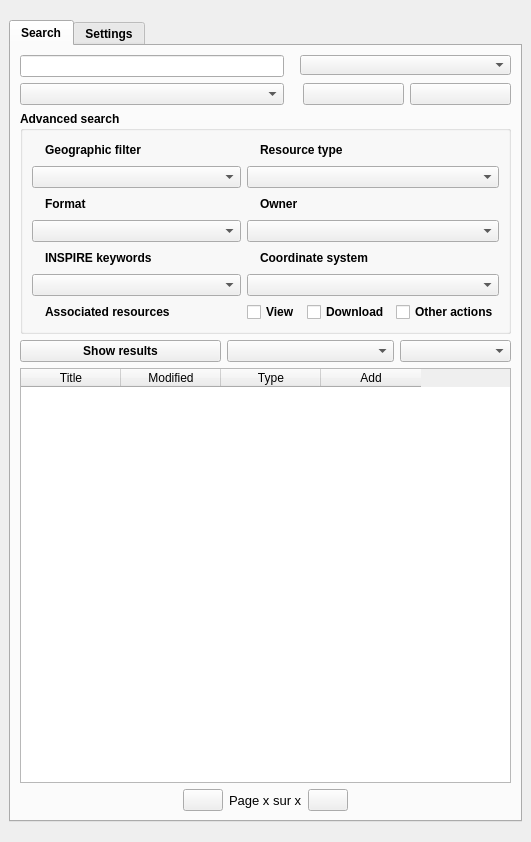
Old version of the form ui/isogeo_dockwidget_base.ui in the repository isogeo/isogeo-plugin-qgis.
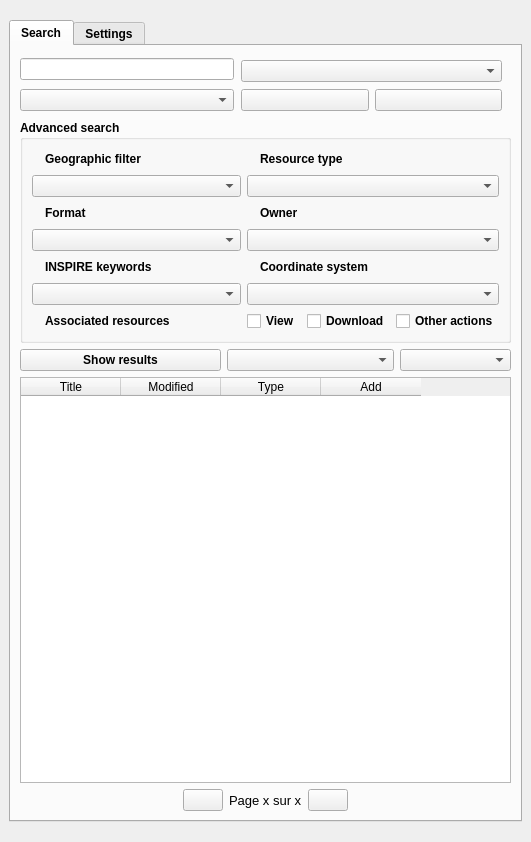
New version of the form. Icons and pictures are not drawn. Custom widgets are drawn as their Qt base class.

Diff of the .ui file:
```diff
--- a/ui/isogeo_dockwidget_base.ui
+++ b/ui/isogeo_dockwidget_base.ui
@@ -57,10 +57,10 @@
        </attribute>
        <layout class="QGridLayout" name="gridLayout_3">
         <item row="0" column="0">
-         <layout class="QVBoxLayout" name="verticalLayout_6">
-          <item>
            <layout class="QHBoxLayout" name="horizontalLayout_14">
             <item>
+           <layout class="QVBoxLayout" name="verticalLayout_6">
+            <item>
              <widget class="QLineEdit" name="txt_input">
               <property name="inputMask">
                <string/>
@@ -71,53 +71,38 @@
              </widget>
             </item>
             <item>
+             <widget class="QComboBox" name="cbb_saved"/>
+            </item>
+           </layout>
+          </item>
+          <item>
              <widget class="QWidget" name="widget" native="true">
               <property name="minimumSize">
                <size>
-                <width>221</width>
-                <height>0</height>
-               </size>
-              </property>
-              <widget class="QComboBox" name="cbb_keywords">
+              <width>271</width>
+              <height>59</height>
+             </size>
+            </property>
+            <widget class="QWidget" name="">
                <property name="geometry">
                 <rect>
-                 <x>10</x>
-                 <y>0</y>
-                 <width>211</width>
-                 <height>20</height>
-                </rect>
-               </property>
-              </widget>
-             </widget>
-            </item>
-           </layout>
+               <x>1</x>
+               <y>4</y>
+               <width>261</width>
+               <height>54</height>
+              </rect>
+             </property>
+             <layout class="QVBoxLayout" name="verticalLayout_11">
+              <item>
+               <widget class="QComboBox" name="cbb_keywords"/>
           </item>
           <item>
            <layout class="QHBoxLayout" name="horizontalLayout_13">
-            <item>
-             <widget class="QComboBox" name="cbb_saved"/>
-            </item>
-            <item>
-             <spacer name="horizontalSpacer_13">
-              <property name="orientation">
-               <enum>Qt::Horizontal</enum>
-              </property>
-              <property name="sizeType">
-               <enum>QSizePolicy::Fixed</enum>
-              </property>
-              <property name="sizeHint" stdset="0">
-               <size>
-                <width>13</width>
-                <height>20</height>
-               </size>
-              </property>
-             </spacer>
-            </item>
             <item>
              <widget class="QPushButton" name="btn_save">
               <property name="maximumSize">
                <size>
-                <width>101</width>
+                    <width>16777215</width>
                 <height>16777215</height>
                </size>
               </property>
@@ -143,7 +128,7 @@
               </property>
               <property name="maximumSize">
                <size>
-                <width>101</width>
+                    <width>16777215</width>
                 <height>16777215</height>
                </size>
               </property>
@@ -160,6 +145,10 @@
              </widget>
             </item>
            </layout>
+              </item>
+             </layout>
+            </widget>
+           </widget>
           </item>
          </layout>
         </item>
```
Lines whose indentation alone changed are shown as unchanged.
